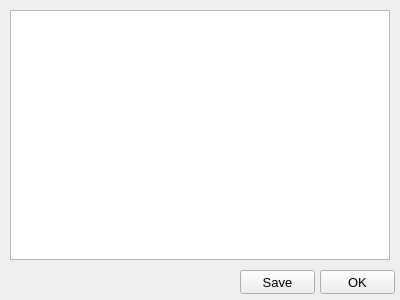
Qt form gui/output_window.ui (RolandWH/SIPPCompare) before a commit.
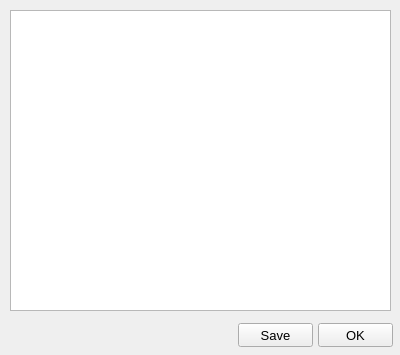
The same form after that commit.

Commit message: expand size of output window for bigger font

```diff
--- a/gui/output_window.ui
+++ b/gui/output_window.ui
@@ -7,19 +7,19 @@
     <x>0</x>
     <y>0</y>
     <width>400</width>
-    <height>300</height>
+    <height>355</height>
    </rect>
   </property>
   <property name="minimumSize">
    <size>
     <width>400</width>
-    <height>300</height>
+    <height>355</height>
    </size>
   </property>
   <property name="maximumSize">
    <size>
     <width>400</width>
-    <height>300</height>
+    <height>355</height>
    </size>
   </property>
   <property name="windowTitle">
@@ -30,8 +30,8 @@
     <rect>
      <x>10</x>
      <y>10</y>
-     <width>380</width>
-     <height>250</height>
+     <width>381</width>
+     <height>301</height>
     </rect>
    </property>
    <property name="font">
@@ -43,8 +43,8 @@
   <widget class="QPushButton" name="res_ok_but">
    <property name="geometry">
     <rect>
-     <x>320</x>
-     <y>270</y>
+     <x>318</x>
+     <y>323</y>
      <width>75</width>
      <height>24</height>
     </rect>
@@ -61,8 +61,8 @@
   <widget class="QPushButton" name="res_save_but">
    <property name="geometry">
     <rect>
-     <x>240</x>
-     <y>270</y>
+     <x>238</x>
+     <y>323</y>
      <width>75</width>
      <height>24</height>
     </rect>
```
